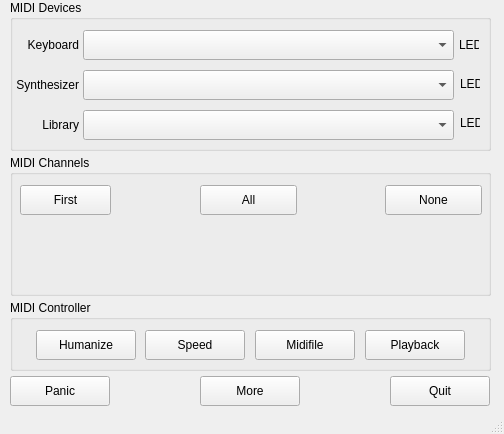
The window that src/mainwindow.ui (obook/I-like-Chopin) describes before a commit, drawn with Qt 5.
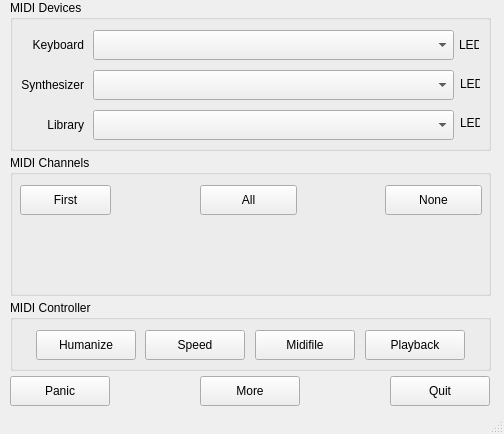
The same window after the commit.

The edit to the form file:
```diff
--- a/src/mainwindow.ui
+++ b/src/mainwindow.ui
@@ -45,7 +45,7 @@
     <widget class="QLabel" name="label_File">
      <property name="geometry">
       <rect>
-       <x>-2</x>
+       <x>3</x>
        <y>114</y>
        <width>71</width>
        <height>22</height>
@@ -61,9 +61,9 @@
     <widget class="QComboBox" name="InputDeviceCombo">
      <property name="geometry">
       <rect>
-       <x>73</x>
+       <x>83</x>
        <y>30</y>
-       <width>371</width>
+       <width>361</width>
        <height>30</height>
       </rect>
      </property>
@@ -71,9 +71,9 @@
     <widget class="QComboBox" name="OutputDeviceCombo">
      <property name="geometry">
       <rect>
-       <x>73</x>
+       <x>83</x>
        <y>70</y>
-       <width>371</width>
+       <width>361</width>
        <height>30</height>
       </rect>
      </property>
@@ -81,7 +81,7 @@
     <widget class="QLabel" name="label_Ouput">
      <property name="geometry">
       <rect>
-       <x>-2</x>
+       <x>3</x>
        <y>74</y>
        <width>71</width>
        <height>22</height>
@@ -97,7 +97,7 @@
     <widget class="QLabel" name="label_Input">
      <property name="geometry">
       <rect>
-       <x>-2</x>
+       <x>3</x>
        <y>34</y>
        <width>71</width>
        <height>22</height>
@@ -113,9 +113,9 @@
     <widget class="QComboBox" name="FileCombo">
      <property name="geometry">
       <rect>
-       <x>73</x>
+       <x>83</x>
        <y>110</y>
-       <width>371</width>
+       <width>361</width>
        <height>30</height>
       </rect>
      </property>
```
